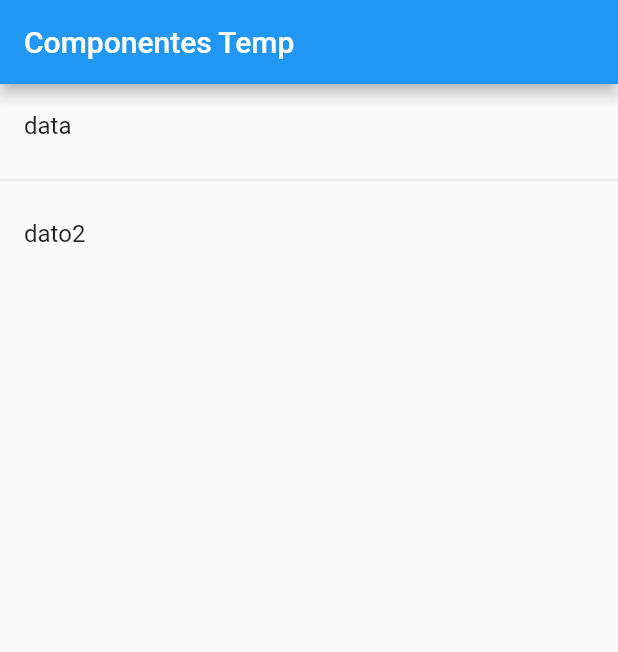
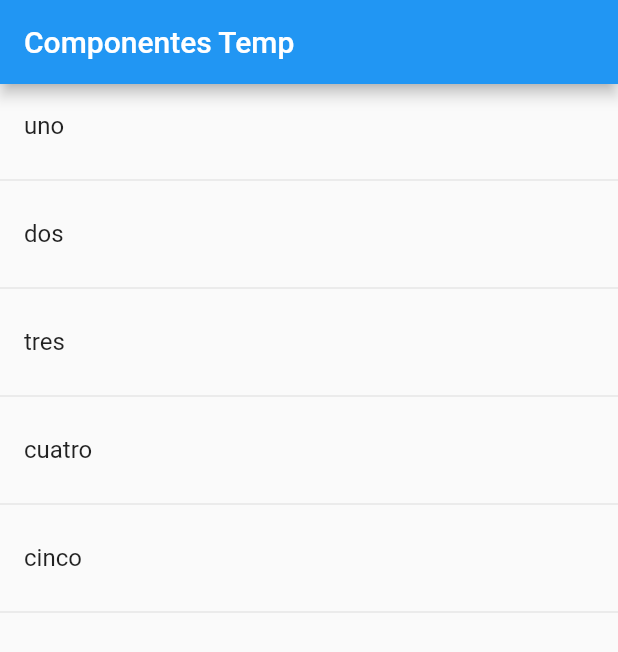
Before and after one commit to victorr-dev/curso_flutter_2, a Flutter app: the screen it shows after launch, on a phone screen of 412 x 824 dp. Shown: the top 652 px of the screen. Run offline on Flutter 3.47's test engine with Material 2 defaults, Android fonts, the phone set to English and light mode, and no system bars.

Commit message:
Clase 62 Llenar un ListView con opcines

```diff
--- a/lib/pages/home_temp.dart
+++ b/lib/pages/home_temp.dart
@@ -1,6 +1,8 @@
 import 'package:flutter/material.dart';
 
 class HomePageTemp extends StatelessWidget {
+
+  final _opciones = ['uno', 'dos', 'tres', 'cuatro', 'cinco'];
 
   @override
   Widget build(BuildContext context) {
@@ -9,12 +11,26 @@ class HomePageTemp extends StatelessWidget {
         title: Text('Componentes Temp'),
       ),
       body: ListView(
-        children: <Widget>[
-          ListTile(title: Text('data'),),
-          Divider(),
-          ListTile(title: Text('dato2'),)
-        ],
+        children: _crearOpciones()
       ),
     );
   }
+
+  List<Widget> _crearOpciones(){
+
+    List<Widget> lista = List<Widget>();
+
+    for (String opt in _opciones) {
+
+      final tempWidget = ListTile(
+        title: Text(opt),
+      );
+
+      lista..add(tempWidget)
+            ..add(Divider());
+    }
+
+    return lista;
+
+  }
 }
```
